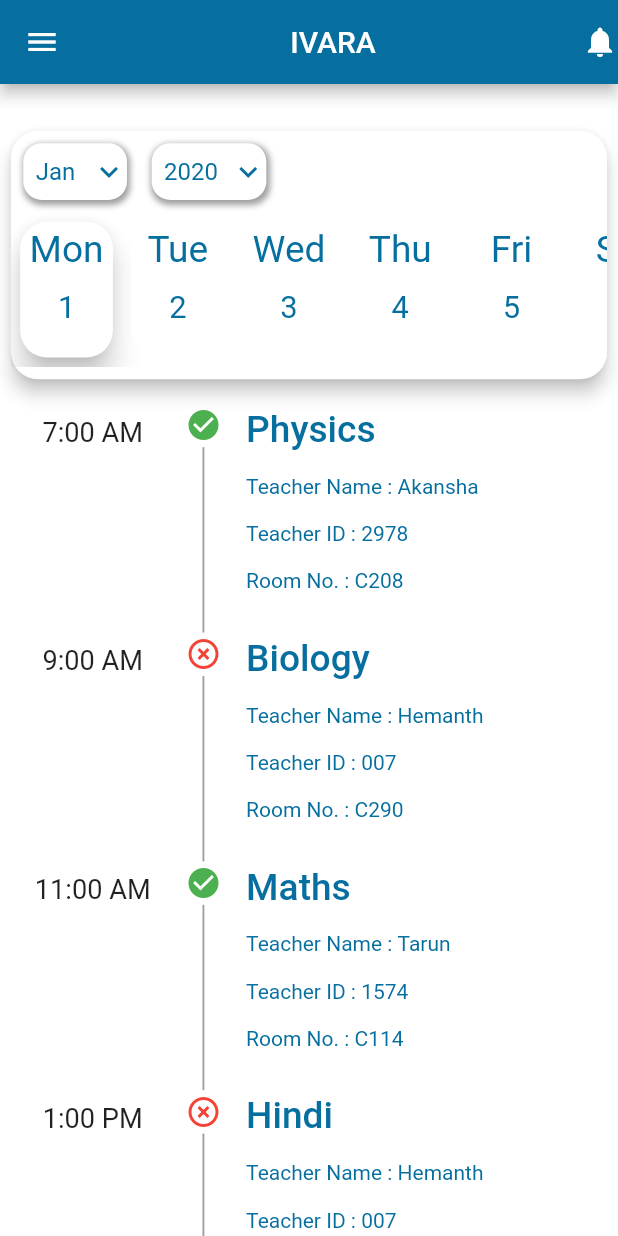
After one commit to IVARA-Application/IV-APP-BACKEND-TEAM, a Flutter app: the ParentsHomePage screen opened by its route, after a tap on "ATTENDANCE", on a phone screen of 412 x 824 dp. The commit adds this screen. Run offline on Flutter 3.47's test engine with Material 2 defaults, Android fonts, the phone set to English and light mode, and no system bars; our stand-ins replace circular_countdown_timer, image_picker, line_awesome_flutter; missing offline and left inert: condition.

Commit message:
parents section

```diff
--- /dev/null
+++ b/lib/Parents_app/Parents_attendance/p_attendance.dart
@@ -0,0 +1,294 @@
+import 'package:flutter/material.dart';
+
+class PAttendancePage extends StatefulWidget {
+  static String id = 'PAttendancePage';
+  const PAttendancePage({Key key}) : super(key: key);
+  @override
+  _PAttendancePageState createState() => _PAttendancePageState();
+}
+
+class _PAttendancePageState extends State<PAttendancePage> {
+  int currentday = 0;
+  Color blue = Color(0xFF076FA0);
+  List<Map> attendance = [
+    {
+      'time': '7:00 AM',
+      'subject': 'Physics',
+      'teacherName': 'Akansha',
+      'teacherId': '2978',
+      'roomNo': 'C208',
+      'present': true
+    },
+    {
+      'time': '9:00 AM',
+      'subject': 'Biology',
+      'teacherName': 'Hemanth',
+      'teacherId': '007',
+      'roomNo': 'C290',
+      'present': false
+    },
+    {
+      'time': '11:00 AM',
+      'subject': 'Maths',
+      'teacherName': 'Tarun',
+      'teacherId': '1574',
+      'roomNo': 'C114',
+      'present': true
+    },
+    {
+      'time': '1:00 PM',
+      'subject': 'Hindi',
+      'teacherName': 'Hemanth',
+      'teacherId': '007',
+      'roomNo': 'C290',
+      'present': false
+    },
+  ];
+  var months = [
+    'Jan',
+    'Feb',
+    'March',
+    'April',
+    'May',
+    'June',
+    'July',
+    'Aug',
+    'Sept',
+    'Oct',
+    'Nov',
+    'Dec'
+  ];
+  var years = ['2020', '2021'];
+  var days = [
+    'Mon',
+    'Tue',
+    'Wed',
+    'Thu',
+    'Fri',
+    'Sat',
+  ];
+
+  Widget makeDropDown(List<String> dropdownList, screenWidth, screenHeight) {
+    return Padding(
+      padding: EdgeInsets.all(screenWidth * 0.02),
+      child: Container(
+        height: screenHeight * 0.046,
+        decoration: BoxDecoration(
+          borderRadius: BorderRadius.circular(screenHeight*0.015),
+          color: Colors.white,
+          boxShadow: [
+            BoxShadow(
+              color: Colors.grey,
+              blurRadius: 3.0,
+              spreadRadius: 1.0,
+              offset: Offset(1.0, 2.0),
+            )
+          ],
+        ),
+        child: DropdownButtonHideUnderline(
+          child: DropdownButton<String>(
+            isDense: true,
+            elevation: 10,
+            hint: Padding(
+              padding: EdgeInsets.symmetric(horizontal: screenWidth * 0.02),
+              child: Text(
+                dropdownList[0],
+                style: TextStyle(color: blue),
+              ),
+            ),
+            iconEnabledColor: blue,
+            icon: Icon(Icons.keyboard_arrow_down),
+            items: dropdownList.map((String value) {
+              return new DropdownMenuItem<String>(
+                value: value,
+                child: new Text(
+                  value,
+                  style: TextStyle(color: blue),
+                ),
+              );
+            }).toList(),
+            onChanged: (_) {},
+          ),
+        ),
+      ),
+    );
+  }
+
+  Widget makeCalendarList(screenWidth, screenHeight) {
+    return ListView.builder(
+      scrollDirection: Axis.horizontal,
+      itemCount: 6,
+      itemBuilder: (context, index) {
+        return Padding(
+          padding: EdgeInsets.all(screenWidth * 0.015),
+          child: GestureDetector(
+              child: Material(
+                borderRadius: BorderRadius.circular(screenHeight * 0.022),
+                color: Colors.white,
+                elevation: index == currentday ? 8 : 0,
+                child: Padding(
+                  padding: EdgeInsets.symmetric(vertical: screenHeight * 0.005),
+                  child: Container(
+                    width: screenWidth * 0.15,
+                    height: screenHeight * 0.1,
+                    child: Center(
+                      child: Column(
+                        children: [
+                          Text(days[index],
+                              style: TextStyle(
+                                  color: blue, fontSize: screenHeight * 0.03)),
+                          SizedBox(height: screenHeight * 0.015),
+                          Text((index + 1).toString(),
+                              style: TextStyle(
+                                  color: blue, fontSize: screenHeight * 0.025))
+                        ],
+                      ),
+                    ),
+                  ),
+                ),
+              ),
+              onTap: () {
+                setState(() {
+                  currentday = index;
+                });
+              }),
+        );
+      },
+    );
+  }
+
+  @override
+  Widget build(BuildContext context) {
+    double screenHeight = MediaQuery.of(context).size.height;
+    double screenWidth = MediaQuery.of(context).size.width;
+
+    return Scaffold(
+      backgroundColor: Colors.white,
+      drawer: Drawer(),
+      appBar: AppBar(
+        backgroundColor: blue,
+        title: Center(
+          child: Text('IVARA'),
+        ),
+        actions: [Icon(Icons.notifications)],
+      ),
+      body: SafeArea(
+        child: Column(
+          children: <Widget>[
+            SizedBox(height: screenHeight * 0.025),
+            Padding(
+              padding: EdgeInsets.symmetric(
+                  vertical: screenHeight * 0.008,
+                  horizontal: screenWidth * 0.008),
+              child: Card(
+                elevation: 5,
+                shape: RoundedRectangleBorder(
+                  borderRadius:
+                  BorderRadius.all(Radius.circular(screenHeight * 0.022)),
+                ),
+                child: Column(
+                  children: <Widget>[
+                    Row(
+                      children: <Widget>[
+                        makeDropDown(months, screenWidth, screenHeight),
+                        makeDropDown(years, screenWidth, screenHeight)
+                      ],
+                    ),
+                    SizedBox(
+                      height: screenHeight * 0.125,
+                      child: makeCalendarList(screenWidth, screenHeight),
+                    ),
+                    SizedBox(height: screenHeight * 0.01)
+                  ],
+                ),
+              ),
+            ),
+            SizedBox(height: screenHeight * 0.01),
+            Expanded(
+                child: ListView.builder(
+                  itemCount: attendance.length,
+                  itemBuilder: (context, index) {
+                    return Row(
+                      crossAxisAlignment: CrossAxisAlignment.start,
+                      children: [
+                        Container(
+                          width: screenWidth * 0.3,
+                          padding:
+                          EdgeInsets.symmetric(vertical: screenHeight * 0.007),
+                          child: Center(
+                              child: Text(attendance[index]['time'],
+                                  style:
+                                  TextStyle(fontSize: screenHeight * 0.022))),
+                        ),
+                        Column(
+                          children: [
+                            Icon(
+                              attendance[index]['present']
+                                  ? Icons.check_circle
+                                  : Icons.highlight_off,
+                              color: attendance[index]['present']
+                                  ? Colors.green
+                                  : Colors.red,
+                            ),
+                            Padding(
+                              padding: EdgeInsets.all(screenHeight * 0.003),
+                              child: Container(
+                                  height: screenHeight * 0.15,
+                                  width: screenWidth * 0.003,
+                                  color: Colors.grey),
+                            )
+                          ],
+                        ),
+                        Padding(
+                          padding: EdgeInsets.only(left: screenWidth * 0.04),
+                          child: Container(
+                            child: Container(
+                              height: screenHeight * 0.15,
+                              child: Column(
+                                crossAxisAlignment: CrossAxisAlignment.start,
+                                mainAxisAlignment: MainAxisAlignment.spaceBetween,
+                                children: [
+                                  Text(attendance[index]['subject'],
+                                      style: TextStyle(
+                                          fontSize: screenHeight * 0.03,
+                                          color: blue,
+                                          fontWeight: FontWeight.w500)),
+                                  Row(
+                                    children: [
+                                      Text('Teacher Name : ',
+                                          style: TextStyle(color: blue)),
+                                      Text(attendance[index]['teacherName'],
+                                          style: TextStyle(color: blue)),
+                                    ],
+                                  ),
+                                  Row(
+                                    children: [
+                                      Text('Teacher ID : ',
+                                          style: TextStyle(color: blue)),
+                                      Text(attendance[index]['teacherId'],
+                                          style: TextStyle(color: blue)),
+                                    ],
+                                  ),
+                                  Row(
+                                    children: [
+                                      Text('Room No. : ',
+                                          style: TextStyle(color: blue)),
+                                      Text(attendance[index]['roomNo'],
+                                          style: TextStyle(color: blue)),
+                                    ],
+                                  )
+                                ],
+                              ),
+                            ),
+                          ),
+                        )
+                      ],
+                    );
+                  },
+                ))
+          ],
+        ),
+      ),
+    );
+  }
+}
--- /dev/null
+++ b/lib/Parents_app/Parents_homepage.dart
@@ -0,0 +1,114 @@
+import 'package:flutter/cupertino.dart';
+import 'package:flutter/material.dart';
+import 'package:ivara_app/students_app/academics/academics.dart';
+import 'package:ivara_app/students_app/attendance/attendance.dart';
+import 'package:ivara_app/students_app/dashboard/dashboard.dart';
+
+import 'package:ivara_app/students_app/notification.dart';
+
+import 'Parents_attendance/p_attendance.dart';
+import 'Teachers_list/teacherlist.dart';
+
+
+
+class ParentsHomePage extends StatefulWidget{
+
+  static String id = 'ParentsHomePage';
+
+  @override
+  _ParentsHomePageState  createState() => _ParentsHomePageState();
+
+}
+
+class _ParentsHomePageState extends State<ParentsHomePage> {
+
+  @override
+  Widget build(BuildContext context) {
+    return Scaffold(
+        appBar: AppBar(
+          title: Text("IVENTORS"),
+          backgroundColor: Colors.lightBlue,
+          actions: <Widget>[
+            Row(
+              children: <Widget>[
+                IconButton(
+                  onPressed: () {
+                    Navigator.push(context,MaterialPageRoute(builder: (context)=>NotificationPage()));
+
+                  },
+                  icon: Stack(
+                    children: <Widget>[
+                      Icon(Icons.notifications,
+                          color: Colors.white),
+                      Positioned(
+                        left: 16.0,
+                        child: Icon(Icons.brightness_1,
+                          color: Colors.red,
+                          size: 9.0,
+                        ),
+                      )
+                    ],
+                  ),
+                )
+              ],
+            )
+          ],
+        ),
+
+        body: Container(
+          child: ListView(
+            children: <Widget>[
+              Text("Hello, \n Sumit Guardian "),
+              RaisedButton(
+                  elevation: 10.0,
+                  highlightElevation: 30.0,
+                  padding: EdgeInsets.symmetric(vertical: 25.0,horizontal: 5.0),
+                  onPressed: () {
+                    Navigator.push(context,MaterialPageRoute(builder: (context)=>Teacherlist()));
+                  },
+                  color: Colors.blue,
+                  child: Text(
+                    'TEACHER LIST',
+                    style: TextStyle(
+                      color: Colors.white,
+                      fontSize: 30,
+                    ),
+                  ),
+                  shape: new RoundedRectangleBorder(
+                      borderRadius: new BorderRadius.circular(10.0))),
+              RaisedButton(
+                  onPressed: () {
+                    Navigator.push(context,MaterialPageRoute(builder: (context)=>AcademicsPage()));
+                  },
+                  color: Colors.blue,
+                  child: Text(
+                    'ACADEMICS',
+                    style: TextStyle(
+                        color: Colors.white),
+                  ),
+                  shape: new RoundedRectangleBorder(
+                      borderRadius: new BorderRadius.circular(10.0))),
+              RaisedButton(
+                  onPressed: () {
+                    Navigator.push(context,MaterialPageRoute(builder: (context)=>PAttendancePage()));
+                  },
+                  color: Colors.blue,
+                  child: Text(
+                    'ATTENDANCE',
+                    style: TextStyle(
+                        color: Colors.white),
+                  ),
+                  shape: new RoundedRectangleBorder(
+                      borderRadius: new BorderRadius.circular(10.0))),
+
+            ],
+
+
+          ),
+        )
+    );
+
+
+
+  }
+}
--- /dev/null
+++ b/lib/Parents_app/Teachers_list/teacherlist.dart
@@ -0,0 +1,84 @@
+import 'package:flutter/cupertino.dart';
+import 'package:flutter/material.dart';
+import 'package:ivara_app/students_app/notification.dart';
+
+class Teacherlist extends StatefulWidget{
+  @override
+  State<Teacherlist> createState() {
+    // TODO: implement createState
+   return new TeacherlistState();
+  }
+
+}
+
+class TeacherlistState extends State<Teacherlist>
+{
+  List<String> Names = [
+    'Aman','Jugaldutt','Mayank','Sumit','Tarun','Tanishk'];
+
+
+  @override
+  Widget build(BuildContext context) {
+    return new Scaffold(
+      appBar: AppBar(
+        title: Text("IVENTORS"),
+        backgroundColor: Colors.lightBlue,
+        actions: <Widget>[
+          Row(
+            children: <Widget>[
+              IconButton(
+                onPressed: () {
+                  Navigator.push(context,MaterialPageRoute(builder: (context)=>NotificationPage()));
+
+                },
+                icon: Stack(
+                  children: <Widget>[
+                    Icon(Icons.notifications,
+                        color: Colors.white),
+                    Positioned(
+                      left: 16.0,
+                      child: Icon(Icons.brightness_1,
+                        color: Colors.red,
+                        size: 9.0,
+                      ),
+                    )
+                  ],
+                ),
+              )
+            ],
+          )
+        ],
+      ),
+    body: new Container(
+      child: new ListView.builder(
+          itemBuilder: (_,int index) => EachList(this.Names[index]),
+           itemCount: this.Names.length,
+    ),
+    )
+    );
+  }
+
+}
+
+class EachList extends StatelessWidget{
+  final String name;
+  EachList(this.name);
+
+  @override
+  Widget build(BuildContext context) {
+    // TODO: implement build
+    return new Card(
+      child: new Container(
+        padding: EdgeInsets.all(12.0),
+        child: new Row(
+           children: <Widget>[
+             new CircleAvatar(child: new Text(name[0]),),
+             new Padding(padding: EdgeInsets.only(right: 10.0),),
+             new Text(name,style: TextStyle(fontSize: 20.0),),
+           ],
+        ),
+      ),
+    );
+  }
+
+}
--- a/lib/main.dart
+++ b/lib/main.dart
@@ -1,4 +1,8 @@
 import 'package:flutter/material.dart';
+import 'Parents_app/Academics_parents/Pacademics.dart';
+import 'Parents_app/Academics_parents/Ptest.dart';
+import 'Parents_app/Parents_attendance/p_attendance.dart';
+import 'Parents_app/Parents_homepage.dart';
 import 'homepage.dart';
 import 'students_app/auth/login.dart';
 import 'students_app/auth/signup.dart';
@@ -24,7 +28,7 @@ class MyApp extends StatelessWidget {
         primarySwatch: Colors.blue,
         visualDensity: VisualDensity.adaptivePlatformDensity,
       ),
-      initialRoute: AcademicsPage.id,
+      initialRoute: HomePage.id,
       routes: {
         HomePage.id:(context)=>HomePage(),
         LoginPage.id:(context)=>LoginPage(),
@@ -35,8 +39,13 @@ class MyApp extends StatelessWidget {
         TestPage.id:(context)=>TestPage(),
         DashboardPage.id:(context)=>DashboardPage(),
         SubjectChatPage.id:(context)=>SubjectChatPage(),
-        StudentHomePage.id:(context)=>StudentHomePage()
+        StudentHomePage.id:(context)=>StudentHomePage(),
+        PAttendancePage.id:(context)=>PAttendancePage(),
+        ParentsHomePage.id:(context)=>ParentsHomePage(),
+       PAcademicsPage.id:(context)=>PAcademicsPage(),
+        PTestPage.id:(context)=>PTestPage(),
       },
+
     );
   }
 }
--- a/lib/students_app/student_homepage.dart
+++ b/lib/students_app/student_homepage.dart
@@ -1,5 +1,6 @@
 import 'package:flutter/cupertino.dart';
 import 'package:flutter/material.dart';
+import 'package:ivara_app/Parents_app/Parents_homepage.dart';
 import 'package:ivara_app/students_app/academics/academics.dart';
 import 'package:ivara_app/students_app/attendance/attendance.dart';
 import 'package:ivara_app/students_app/dashboard/dashboard.dart';
@@ -135,6 +136,19 @@ class _StudentHomePageState extends State<StudentHomePage> {
     shape: new RoundedRectangleBorder(
     borderRadius: new BorderRadius.circular(10.0))),
 
+             RaisedButton(
+                 onPressed: () {
+                   Navigator.push(context,MaterialPageRoute(builder: (context)=>ParentsHomePage()));
+                 },
+                 color: Colors.blue,
+                 child: Text(
+                   'PARENTS',
+                   style: TextStyle(
+                       color: Colors.white),
+                 ),
+                 shape: new RoundedRectangleBorder(
+                     borderRadius: new BorderRadius.circular(10.0))),
+
     ],
 
 
```
Also changed, not shown: pubspec.lock.
